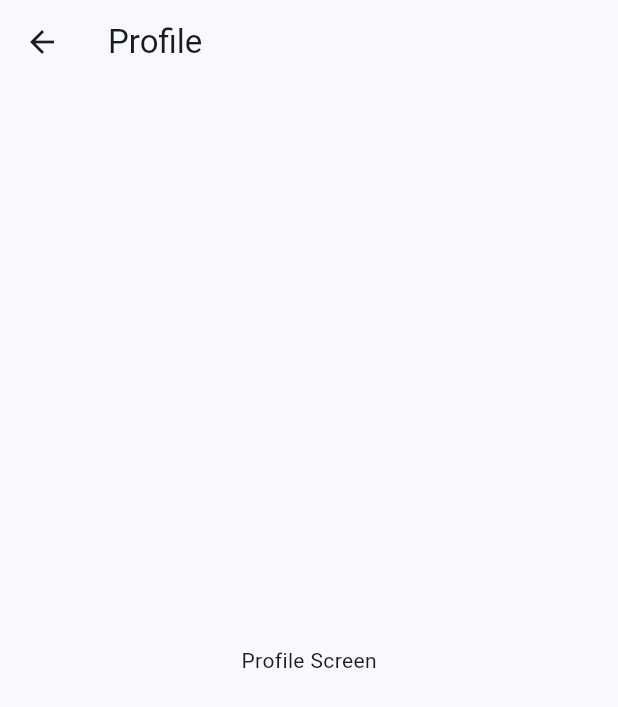
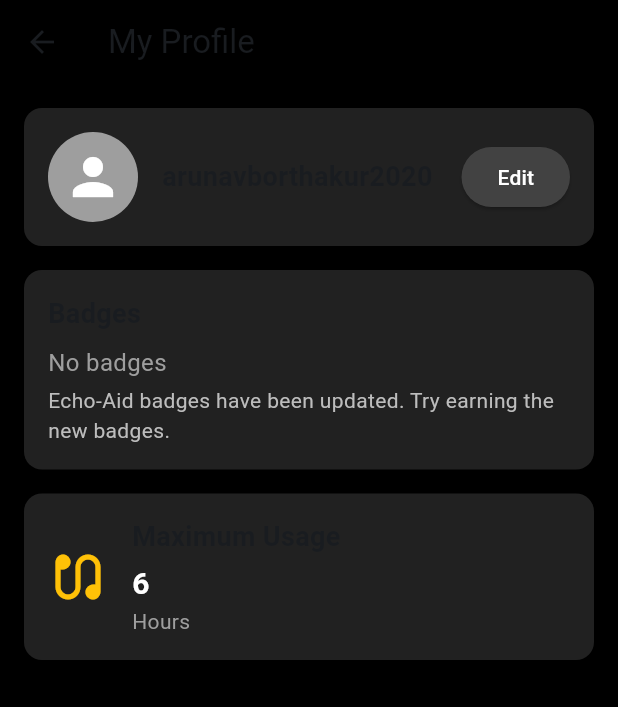
Before and after one commit to Mastermind-sap/hear-well, a Flutter app: the ProfileScreen screen opened by its route, on a phone screen of 412 x 824 dp. Shown: the top 707 px of the screen. Run offline on Flutter 3.47's test engine with Material 3 defaults, Android fonts, the light colour scheme and no system bars; our stand-ins replace permission_handler, speech_to_text.

Commit message:
profile page made

```diff
--- a/lib/features/home/presentation/screens/home_screen.dart
+++ b/lib/features/home/presentation/screens/home_screen.dart
@@ -38,8 +38,9 @@ class _HomeScreenState extends State<HomeScreen> {
     }
   }
 
-  void _errorListener(SpeechRecognitionError error) {
+  void _errorListener(SpeechRecognitionError error) async{
     print('Speech error: ${error.errorMsg}');
+    await _startListening();
   }
 
   void _onResult(SpeechRecognitionResult result) {
--- a/lib/features/profile/presentation/screens/profile_screen.dart
+++ b/lib/features/profile/presentation/screens/profile_screen.dart
@@ -1,13 +1,112 @@
 import 'package:flutter/material.dart';
 
 class ProfileScreen extends StatelessWidget {
-  const ProfileScreen({Key? key}) : super(key: key);
-
+  ProfileScreen({Key? key}) : super(key: key);
+  // TextEditingController nameController = TextEditingController(text: 'John Doe');
+  // TextEditingController emailController = TextEditingController(text: 'johndoe@ex.com');
   @override
   Widget build(BuildContext context) {
     return Scaffold(
-      appBar: AppBar(title: const Text('Profile')),
-      body: const Center(child: Text('Profile Screen')),
+      backgroundColor: Colors.black,
+      appBar: AppBar(
+        title: Text("My Profile", style: TextStyle(fontSize: 22)),
+        backgroundColor: Colors.black,
+        elevation: 0,
+      ),
+      body: Padding(
+        padding: const EdgeInsets.all(16.0),
+        child: Column(
+          crossAxisAlignment: CrossAxisAlignment.start,
+          children: [
+            Container(
+              padding: EdgeInsets.all(16),
+              decoration: BoxDecoration(
+                color: Colors.grey[900],
+                borderRadius: BorderRadius.circular(12),
+              ),
+              child: Row(
+                children: [
+                  CircleAvatar(
+                    radius: 30,
+                    backgroundColor: Colors.grey,
+                    child: Icon(Icons.person, size: 40, color: Colors.white),
+                  ),
+                  SizedBox(width: 16),
+                  Expanded(
+                    child: Text(
+                      "arunavborthakur2020",
+                      style: TextStyle(fontSize: 18, fontWeight: FontWeight.bold),
+                    ),
+                  ),
+                  ElevatedButton(
+                    onPressed: () {},
+                    style: ElevatedButton.styleFrom(
+                      backgroundColor: Colors.grey[800],
+                    ),
+                    child: Text("Edit", style: TextStyle(color: Colors.white)),
+                  ),
+                ],
+              ),
+            ),
+
+            SizedBox(height: 16),
+            Container(
+              padding: EdgeInsets.all(16),
+              decoration: BoxDecoration(
+                color: Colors.grey[900],
+                borderRadius: BorderRadius.circular(12),
+              ),
+              child: Column(
+                crossAxisAlignment: CrossAxisAlignment.start,
+                children: [
+                  Text("Badges", style: TextStyle(fontSize: 18, fontWeight: FontWeight.bold)),
+                  SizedBox(height: 8),
+                  Text(
+                    "No badges",
+                    style: TextStyle(fontSize: 16, color: Colors.grey),
+                  ),
+                  SizedBox(height: 4),
+                  Text(
+                    "Echo-Aid badges have been updated. Try earning the new badges.",
+                    style: TextStyle(fontSize: 14, color: Colors.grey[400]),
+                  ),
+                ],
+              ),
+            ),
+
+            SizedBox(height: 16),
+
+            // Personal Best Section
+            Container(
+              padding: EdgeInsets.all(16),
+              decoration: BoxDecoration(
+                color: Colors.grey[900],
+                borderRadius: BorderRadius.circular(12),
+              ),
+              child: Row(
+                children: [
+                  Icon(Icons.earbuds, color: Colors.amber, size: 40),
+                  SizedBox(width: 16),
+                  Column(
+                    crossAxisAlignment: CrossAxisAlignment.start,
+                    children: [
+                      Text("Maximum Usage", style: TextStyle(fontSize: 18, fontWeight: FontWeight.bold)),
+                      SizedBox(height: 4),
+                      Text("6", style: TextStyle(fontSize: 20, fontWeight: FontWeight.bold, color: Colors.white)),
+                      Text("Hours", style: TextStyle(fontSize: 14, color: Colors.grey)),
+                    ],
+                  ),
+                ],
+              ),
+            ),
+
+            Spacer(),
+
+            // Bottom Navigation Bar
+
+          ],
+        ),
+      ),
     );
   }
 }
--- a/lib/main.dart
+++ b/lib/main.dart
@@ -67,7 +67,7 @@ class MyApp extends StatelessWidget {
       routes: {
         "/": (context) => const Application(),
         "/home": (context) => const HomeScreen(),
-        "/profile": (context) => const ProfileScreen(),
+        "/profile": (context) => ProfileScreen(),
         "/setting": (context) => const SettingScreen(),
       },
     );
--- a/pubspec.yaml
+++ b/pubspec.yaml
@@ -36,6 +36,7 @@ dependencies:
   cupertino_icons: ^1.0.8
   permission_handler: ^11.4.0
   speech_to_text: ^7.0.0
+  flutter_sound: ^9.26.0
 
 dev_dependencies:
   flutter_test:
```
Also changed, not shown: pubspec.lock, 2 other files.
